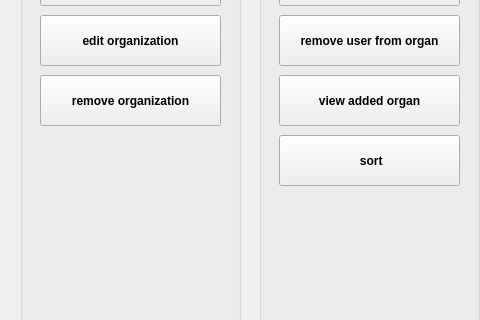
Old version of the form organ_manegment.ui in the repository annishelion/ap-projet; both pictures show x 0 to 480 and y 115 to 435 of the 800 by 600 pixel window.
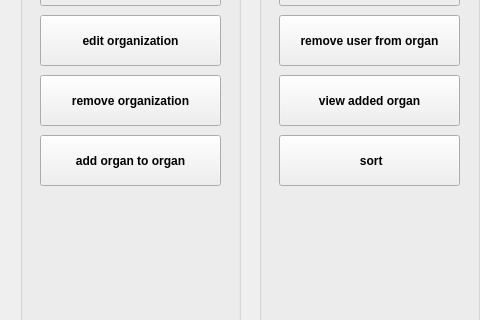
New version of the form.

The edit to the form file:
```diff
--- a/organ_manegment.ui
+++ b/organ_manegment.ui
@@ -117,6 +117,19 @@
       <string>remove organization</string>
      </property>
     </widget>
+    <widget class="QPushButton" name="pushButton_8">
+     <property name="geometry">
+      <rect>
+       <x>20</x>
+       <y>220</y>
+       <width>181</width>
+       <height>51</height>
+      </rect>
+     </property>
+     <property name="text">
+      <string>add organ to organ</string>
+     </property>
+    </widget>
    </widget>
    <widget class="QGroupBox" name="groupBox_2">
     <property name="geometry">
```
